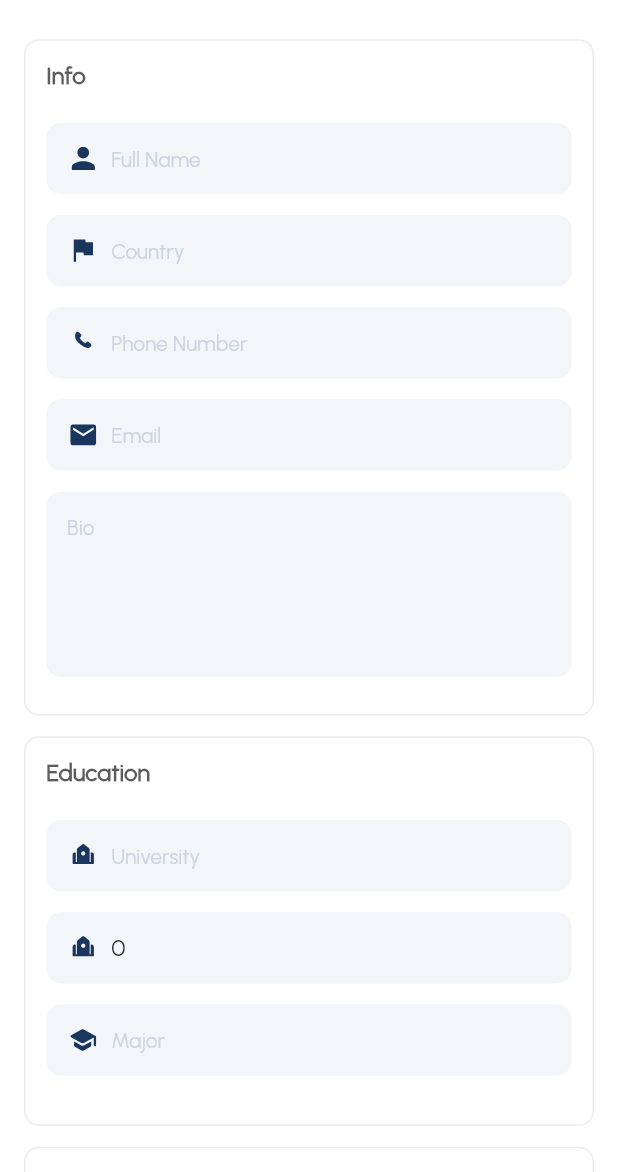
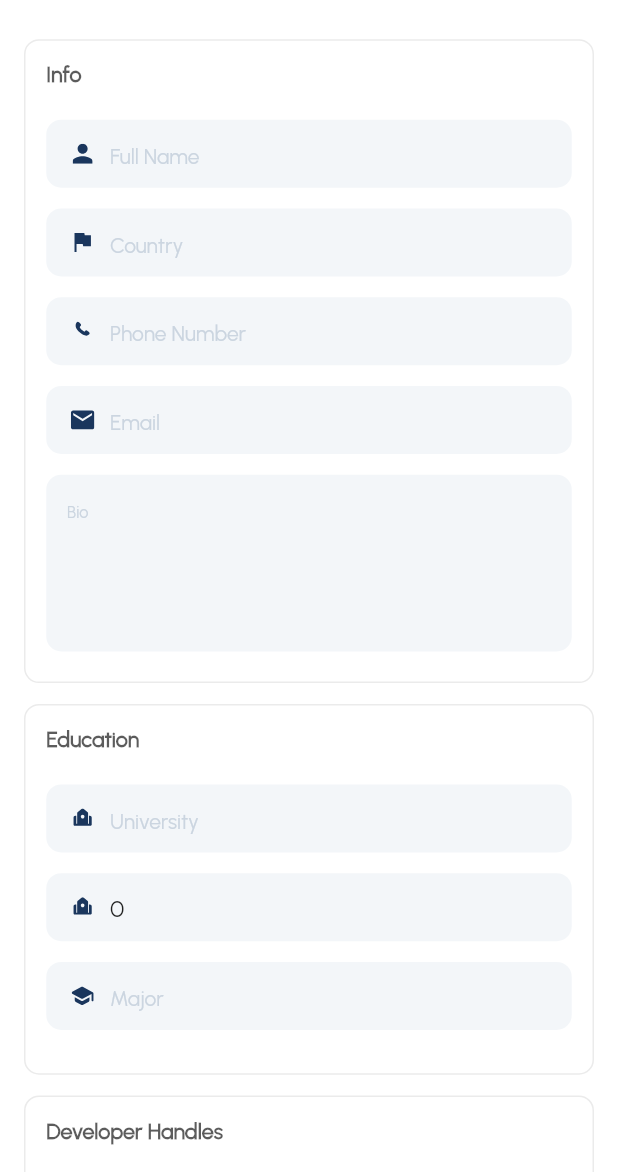
Before and after one commit to hayattofik-01/A2SVCommunityPortal, a Flutter app: the EditProfilePage screen opened directly with empty values, on a phone screen of 412 x 824 dp, the part 64-1236 px from its top. Run offline on Flutter 3.47's test engine with Material 2 defaults, Android fonts, the phone set to English and light mode, and no system bars; our stand-ins replace bloc, dartz, equatable, file_picker, flutter_bloc, flutter_html and 11 more; missing offline and left inert: flutter_circle_flags_svg; accounts and stored records are empty; project files that could hold a hidden picture were left out.

Commit message:
fix(mobile : simon) fix responsive issues

```diff
--- a/a2sv_community_portal_mobile/lib/features/user_profile/data/datasources/user_remote_data_source.dart
+++ b/a2sv_community_portal_mobile/lib/features/user_profile/data/datasources/user_remote_data_source.dart
@@ -60,7 +60,6 @@ class UserRemoteDataSourceImpl implements UserRemoteDataSource {
       },
     );
     if (response.statusCode == 200) {
-      print(response.body);
       return UserModel.fromJson(json.decode(response.body)['value']);
     } else {
       throw ServerException(serverFaliure);
--- a/a2sv_community_portal_mobile/lib/features/user_profile/presentation/screens/edit_profile_page.dart
+++ b/a2sv_community_portal_mobile/lib/features/user_profile/presentation/screens/edit_profile_page.dart
@@ -4,6 +4,7 @@ import 'package:a2sv_community_portal_mobile/features/user_profile/presentation/
 import 'package:flutter/material.dart';
 import 'package:flutter_bloc/flutter_bloc.dart';
 import 'package:go_router/go_router.dart';
+import 'package:responsive_sizer/responsive_sizer.dart';
 import '../../../../core/utils/colors.dart';
 import '../../domain/entities/user_entity.dart';
 import '../bloc/profile_bloc.dart';
@@ -80,23 +81,28 @@ class _EditProfilePageState extends State<EditProfilePage> {
                       iconName: "save_icon",
                       action: () {
                         if (_formkey.currentState!.validate()) {
-                          final fullName = controllers['Full Name']!.text;
-                          final country = controllers['Country']!.text;
-                          final phoneNumber = controllers['Phone Number']!.text;
-                          final email = controllers['Email']!.text;
-                          final university = controllers['University']!.text;
+                          final fullName =
+                              controllers['Full Name']!.text.trim();
+                          final country = controllers['Country']!.text.trim();
+                          final phoneNumber =
+                              controllers['Phone Number']!.text.trim();
+                          final email = controllers['Email']!.text.trim();
+                          final university =
+                              controllers['University']!.text.trim();
                           final graduationYear = int.tryParse(
-                              controllers['Graduation Year']!.text);
-                          final major = controllers['Major']!.text;
-                          final leetCode = controllers['LeetCode']!.text;
-                          final codeForces = controllers['CodeForces']!.text;
-                          final hackerRank = controllers['Hacker Rank']!.text;
-                          final gitHub = controllers['GitHub']!.text;
-                          final linkedin = controllers['Linkedin']!.text;
-                          final telegram = controllers['Telegram']!.text;
-                          final shortBio = controllers['Bio']!.text;
+                              controllers['Graduation Year']!.text.trim());
+                          final major = controllers['Major']!.text.trim();
+                          final leetCode = controllers['LeetCode']!.text.trim();
+                          final codeForces =
+                              controllers['CodeForces']!.text.trim();
+                          final hackerRank =
+                              controllers['Hacker Rank']!.text.trim();
+                          final gitHub = controllers['GitHub']!.text.trim();
+                          final linkedin = controllers['Linkedin']!.text.trim();
+                          final telegram = controllers['Telegram']!.text.trim();
+                          final shortBio = controllers['Bio']!.text.trim();
                           final favoriteLanguage =
-                              controllers['Favorite Language']!.text;
+                              controllers['Favorite Language']!.text.trim();
 
                           final user = UserEntity(
                               fullName: fullName,
@@ -127,7 +133,7 @@ class _EditProfilePageState extends State<EditProfilePage> {
                         children: [
                           EditCard(
                             bio: true,
-                            boxHeight: 521,
+                            boxHeight: 52.1,
                             title: "Info",
                             fieldList: const [
                               [
@@ -146,7 +152,7 @@ class _EditProfilePageState extends State<EditProfilePage> {
                             controllers: controllers,
                           ),
                           EditCard(
-                            boxHeight: 300,
+                            boxHeight: 30,
                             fieldList: const [
                               [
                                 'University',
@@ -164,12 +170,12 @@ class _EditProfilePageState extends State<EditProfilePage> {
                             controllers: controllers,
                           ),
                           EditCard(
-                            boxHeight: 370,
+                            boxHeight: 37,
                             fieldList: const [
                               [
                                 'LeetCode',
                                 'leetcode_icon',
-                                Validator.validateNoSpace
+                                Validator.noValidation
                               ],
                               [
                                 'CodeForces',
@@ -179,13 +185,9 @@ class _EditProfilePageState extends State<EditProfilePage> {
                               [
                                 'Hacker Rank',
                                 'hacker_rank_icon',
-                                Validator.validateNoSpace
+                                Validator.noValidation
                               ],
-                              [
-                                'GitHub',
-                                'github_icon',
-                                Validator.validateNoSpace
-                              ],
+                              ['GitHub', 'github_icon', Validator.noValidation],
                             ],
                             title: "Developer Handles",
                             controllers: controllers,
@@ -195,7 +197,7 @@ class _EditProfilePageState extends State<EditProfilePage> {
                               [
                                 'Linkedin',
                                 'linkedin_icon',
-                                Validator.validateNoSpace
+                                Validator.noValidation
                               ],
                               [
                                 'Telegram',
@@ -204,7 +206,7 @@ class _EditProfilePageState extends State<EditProfilePage> {
                               ]
                             ],
                             title: "Socials",
-                            boxHeight: 229,
+                            boxHeight: 22.9,
                             controllers: controllers,
                           ),
                           EditCard(
@@ -212,26 +214,26 @@ class _EditProfilePageState extends State<EditProfilePage> {
                                 [
                                   'Favorite Language',
                                   'code_icon',
-                                  Validator.validateNoSpace
+                                  Validator.noValidation
                                 ]
                               ],
                               title: 'Favorite Language',
-                              boxHeight: 150,
+                              boxHeight: 15,
                               controllers: controllers),
                           ContentBox(
-                              boxHeight: 90,
+                              boxHeight: 11,
                               child: Padding(
-                                padding: const EdgeInsets.all(16),
+                                padding: EdgeInsets.all(1.6.h),
                                 child: Column(
                                   crossAxisAlignment: CrossAxisAlignment.start,
                                   children: [
-                                    const Text(
+                                    Text(
                                       'Resume',
                                       style: TextStyle(
                                           color: cardTitleColor,
                                           fontFamily: 'Urbanist',
                                           fontWeight: FontWeight.w600,
-                                          fontSize: 16),
+                                          fontSize: 15.5.sp),
                                     ),
                                     Row(
                                       children: [
@@ -254,20 +256,20 @@ class _EditProfilePageState extends State<EditProfilePage> {
                                                 });
                                               }
                                             },
-                                            child: const Text("Choose PDF",
+                                            child: Text("Choose PDF",
                                                 style: TextStyle(
                                                     fontFamily: 'Urbanist',
                                                     fontWeight: FontWeight.w500,
-                                                    fontSize: 16))),
-                                        const SizedBox(
-                                          width: 30,
+                                                    fontSize: 15.5.sp))),
+                                        SizedBox(
+                                          width: 3.h,
                                         ),
                                         Text(
                                           fileName,
-                                          style: const TextStyle(
+                                          style: TextStyle(
                                               fontFamily: 'Urbanist',
                                               fontWeight: FontWeight.w500,
-                                              fontSize: 16),
+                                              fontSize: 15.5.sp),
                                         )
                                       ],
                                     )
--- a/a2sv_community_portal_mobile/lib/features/user_profile/presentation/widgets/content_box.dart
+++ b/a2sv_community_portal_mobile/lib/features/user_profile/presentation/widgets/content_box.dart
@@ -1,5 +1,6 @@
 import 'package:a2sv_community_portal_mobile/core/utils/colors.dart';
 import 'package:flutter/material.dart';
+import 'package:responsive_sizer/responsive_sizer.dart';
 
 import '../../../../core/utils/media_query.dart';
 
@@ -18,7 +19,7 @@ class ContentBox extends StatelessWidget {
             vertical: UIConverter.getComponentHeight(context, 8),
             horizontal: 16),
         child: Container(
-            height: UIConverter.getComponentHeight(context, boxHeight),
+            height: boxHeight.h,
             decoration: BoxDecoration(
               border: Border.all(
                 color: boxBorderColor,
--- a/a2sv_community_portal_mobile/lib/features/user_profile/presentation/widgets/edit_card.dart
+++ b/a2sv_community_portal_mobile/lib/features/user_profile/presentation/widgets/edit_card.dart
@@ -3,6 +3,7 @@ import 'package:a2sv_community_portal_mobile/core/utils/media_query.dart';
 import 'package:a2sv_community_portal_mobile/features/user_profile/presentation/widgets/content_box.dart';
 import 'package:a2sv_community_portal_mobile/features/user_profile/presentation/widgets/edit_field.dart';
 import 'package:flutter/material.dart';
+import 'package:responsive_sizer/responsive_sizer.dart';
 
 class EditCard extends StatelessWidget {
   const EditCard({
@@ -32,11 +33,11 @@ class EditCard extends StatelessWidget {
                 padding: const EdgeInsets.fromLTRB(0, 0, 0, 8),
                 child: Text(
                   title,
-                  style: const TextStyle(
+                  style: TextStyle(
                       color: cardTitleColor,
                       fontFamily: 'Urbanist',
                       fontWeight: FontWeight.w600,
-                      fontSize: 16),
+                      fontSize: 15.5.sp),
                 ),
               ),
               Column(
@@ -54,7 +55,7 @@ class EditCard extends StatelessWidget {
                   padding: EdgeInsets.fromLTRB(
                       0, UIConverter.getComponentHeight(context, 16), 0, 0),
                   child: Container(
-                    height: UIConverter.getComponentHeight(context, 143),
+                    height: 14.3.h,
                     decoration: BoxDecoration(
                       color: inputFieldColor,
                       borderRadius: BorderRadius.circular(10),
@@ -68,11 +69,11 @@ class EditCard extends StatelessWidget {
                         contentPadding: EdgeInsets.all(
                             UIConverter.getComponentHeight(context, 16)),
                         hintText: "Bio",
-                        hintStyle: const TextStyle(
+                        hintStyle: TextStyle(
                             color: hintTextColor,
                             fontFamily: 'Urbanist',
                             fontWeight: FontWeight.w500,
-                            fontSize: 14),
+                            fontSize: 13.5.sp),
                         border: InputBorder.none,
                       ),
                     ),
--- a/a2sv_community_portal_mobile/lib/features/user_profile/presentation/widgets/edit_field.dart
+++ b/a2sv_community_portal_mobile/lib/features/user_profile/presentation/widgets/edit_field.dart
@@ -2,6 +2,7 @@ import 'package:a2sv_community_portal_mobile/core/utils/colors.dart';
 import 'package:a2sv_community_portal_mobile/core/utils/media_query.dart';
 import 'package:flutter/material.dart';
 import 'package:flutter_svg/svg.dart';
+import 'package:responsive_sizer/responsive_sizer.dart';
 
 class EditField extends StatelessWidget {
   const EditField(
@@ -20,7 +21,7 @@ class EditField extends StatelessWidget {
       padding: EdgeInsets.fromLTRB(
           0, UIConverter.getComponentHeight(context, 16), 0, 0),
       child: Container(
-          height: UIConverter.getComponentHeight(context, 55),
+          height: 5.5.h,
           decoration: BoxDecoration(
             color: inputFieldColor,
             borderRadius: BorderRadius.circular(10),
@@ -32,8 +33,8 @@ class EditField extends StatelessWidget {
                   child: SvgPicture.asset(
                     ("assets/images/$iconName.svg"),
                     color: blueBlackForAppBar,
-                    height: UIConverter.getComponentHeight(context, 20),
-                    width: UIConverter.getComponentHeight(context, 20),
+                    height:2.h,
+                    width:2.h,
                   ),
                 )),
             Expanded(
--- a/a2sv_community_portal_mobile/lib/features/user_profile/presentation/widgets/education_card.dart
+++ b/a2sv_community_portal_mobile/lib/features/user_profile/presentation/widgets/education_card.dart
@@ -1,6 +1,6 @@
 import 'package:a2sv_community_portal_mobile/core/utils/colors.dart';
 import 'package:flutter/material.dart';
-import '../../../../core/utils/media_query.dart';
+import 'package:responsive_sizer/responsive_sizer.dart';
 import 'content_box.dart';
 import 'icon_with_description.dart';
 
@@ -17,7 +17,7 @@ class EducationCard extends StatelessWidget {
   @override
   Widget build(BuildContext context) {
     return ContentBox(
-      boxHeight: 200,
+      boxHeight: 20,
       child: Container(
         padding: const EdgeInsets.all(16),
         child: Column(crossAxisAlignment: CrossAxisAlignment.start, children: [
@@ -29,7 +29,7 @@ class EducationCard extends StatelessWidget {
                   color: cardTitleColor,
                   fontFamily: 'Urbanist',
                   fontWeight: FontWeight.w600,
-                  fontSize: UIConverter.getComponentHeight(context, 16)),
+                  fontSize: 15.5.sp),
             ),
           ),
           IconWithDescription(
--- a/a2sv_community_portal_mobile/pubspec.yaml
+++ b/a2sv_community_portal_mobile/pubspec.yaml
@@ -61,6 +61,7 @@ dependencies:
   shimmer: ^3.0.0
   flutter_spinkit: ^5.2.0
   flutter_markdown: ^0.6.15
+  responsive_sizer: ^3.1.1
 
 dev_dependencies:
   flutter_test:
```
Also changed, not shown: a2sv_community_portal_mobile/lib/features/user_profile/presentation/screens/profile_page.dart (+8 -8 lines), a2sv_community_portal_mobile/lib/features/user_profile/presentation/widgets/bio_card.dart (+11 -14 lines), a2sv_community_portal_mobile/lib/features/user_profile/presentation/widgets/developers_handel_card.dart (+4 -4 lines), a2sv_community_portal_mobile/lib/features/user_profile/presentation/widgets/icon_with_description.dart (+5 -5 lines), a2sv_community_portal_mobile/lib/features/user_profile/presentation/widgets/socials_card.dart (+4 -3 lines), a2sv_community_portal_mobile/lib/main.dart (+7 -11 lines).
